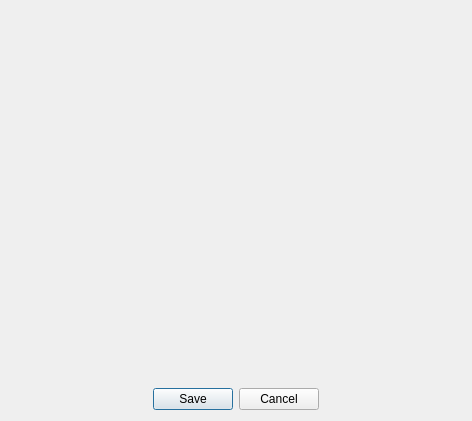
Qt form src/lib/other/pagescreen.ui (QupZilla/qupzilla) before a commit.
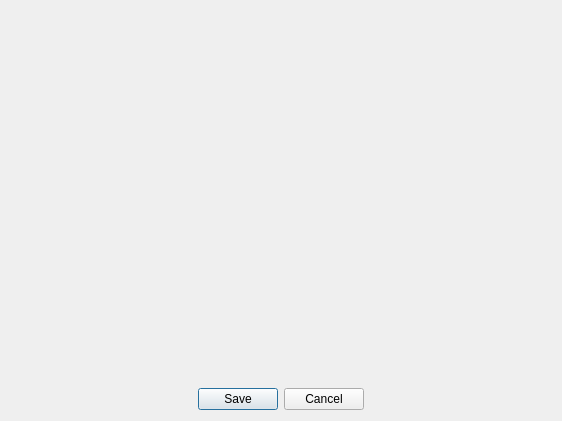
The same form after that commit.

What changed in the file:
```diff
--- a/src/lib/other/pagescreen.ui
+++ b/src/lib/other/pagescreen.ui
@@ -6,7 +6,7 @@
    <rect>
     <x>0</x>
     <y>0</y>
-    <width>472</width>
+    <width>562</width>
     <height>421</height>
    </rect>
   </property>
@@ -18,7 +18,7 @@
     <number>0</number>
    </property>
    <property name="topMargin">
-    <number>0</number>
+    <number>6</number>
    </property>
    <property name="rightMargin">
     <number>0</number>
@@ -36,8 +36,8 @@
        <rect>
         <x>0</x>
         <y>0</y>
-        <width>472</width>
-        <height>372</height>
+        <width>562</width>
+        <height>366</height>
        </rect>
       </property>
       <layout class="QVBoxLayout" name="verticalLayout_2">
```
